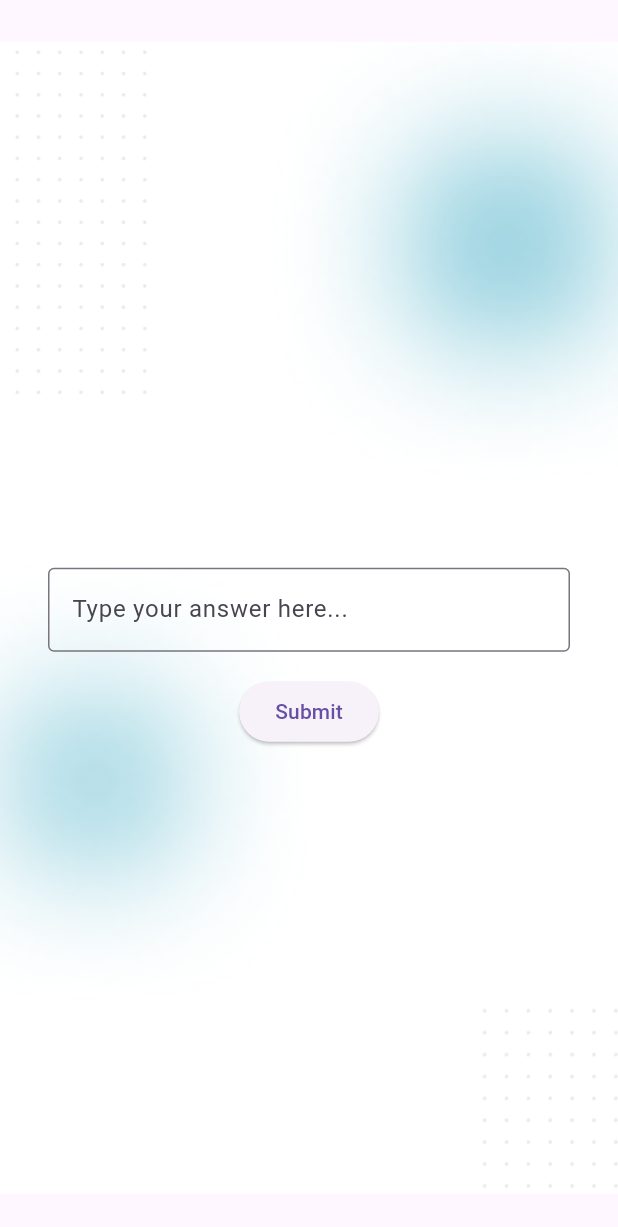
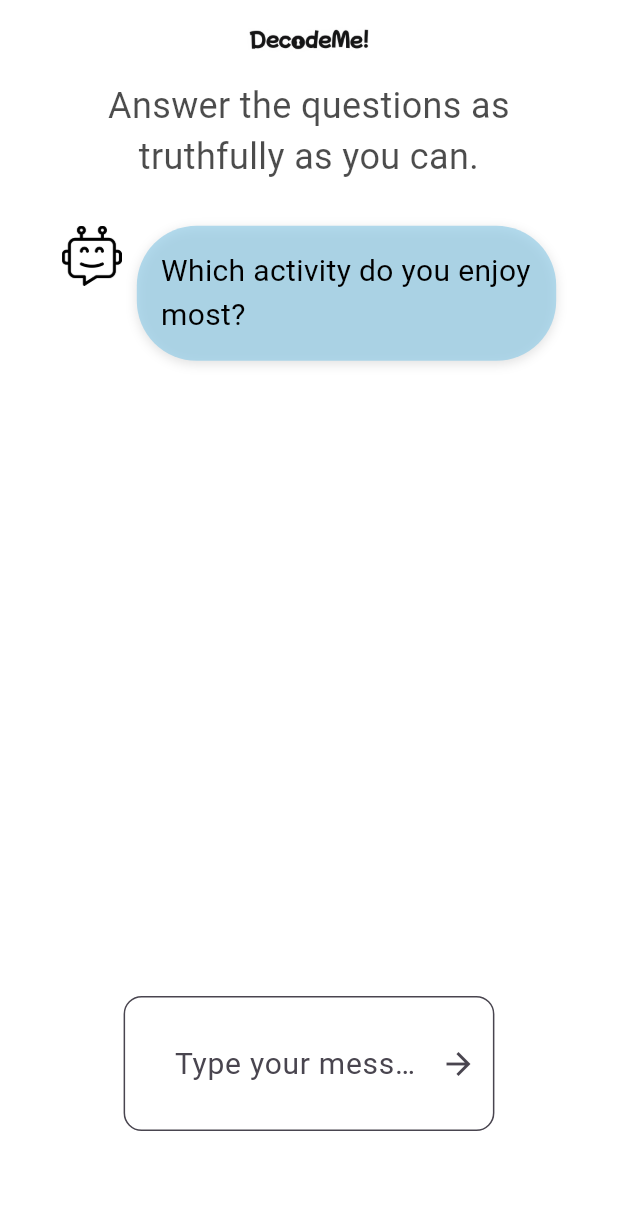
Before and after one commit to jayn95/DecodeMe_NLP_Project, a Flutter app: the screen it shows after launch, after a tap on "Get Started", on a phone screen of 412 x 824 dp. Shown: the top 1227 px of the screen. Run offline on Flutter 3.47's test engine with Material 3 defaults, Android fonts, the phone set to English and light mode, and no system bars.

Commit message:
commit chatbot frontend

```diff
--- a/decodeme_nlp/lib/game.dart
+++ b/decodeme_nlp/lib/game.dart
@@ -1,5 +1,5 @@
 import 'package:flutter/material.dart';
-import 'result_screen.dart'; // Import the new result screen
+import 'result_screen.dart'; // Add this import
 
 class GameScreen extends StatefulWidget {
   const GameScreen({super.key});
@@ -15,6 +15,7 @@ class _GameScreenState extends State<GameScreen> {
     "Describe your ideal project.",
   ];
 
+  final List<Map<String, String>> _messages = [];
   final List<String> _answers = [];
   int _currentQuestion = 0;
   final TextEditingController _controller = TextEditingController();
@@ -38,23 +39,51 @@ class _GameScreenState extends State<GameScreen> {
     "scholar": "Guru",
   };
 
+  @override
+  void initState() {
+    super.initState();
+    _addBotMessage(_questions[_currentQuestion]);
+  }
+
+  Future<void> _addBotMessage(String message) async {
+    setState(() {
+      _messages.add({'type': 'bot', 'text': ''}); // placeholder
+    });
+
+    for (int i = 0; i <= message.length; i++) {
+      await Future.delayed(const Duration(milliseconds: 25)); // typing speed
+      setState(() {
+        _messages[_messages.length - 1]['text'] = message.substring(0, i);
+      });
+    }
+  }
+
+  void _addUserMessage(String message) {
+    _messages.add({'type': 'user', 'text': message});
+  }
+
   void _submitAnswer() {
     final answer = _controller.text.trim();
     if (answer.isEmpty) return;
+
     setState(() {
+      _addUserMessage(answer);
       _answers.add(answer);
       _controller.clear();
+    });
+
+    Future.delayed(const Duration(milliseconds: 300), () async {
       if (_currentQuestion < _questions.length - 1) {
         _currentQuestion++;
+        await _addBotMessage(_questions[_currentQuestion]);
       } else {
-        // Calculate archetype and navigate to ResultScreen
-        final archetypeResult = _calculateArchetype();
+        final archetype = _calculateArchetype();
         Navigator.pushReplacement(
           context,
           MaterialPageRoute(
             builder:
                 (context) => ResultScreen(
-                  archetypeResult: archetypeResult,
+                  archetypeResult: archetype,
                   questions: _questions,
                   answers: _answers,
                   onRestart: () {
@@ -104,52 +133,138 @@ class _GameScreenState extends State<GameScreen> {
     super.dispose();
   }
 
+  Widget _buildMessage(Map<String, String> message) {
+    final isBot = message['type'] == 'bot';
+    final screenWidth = MediaQuery.of(context).size.width;
+
+    return Padding(
+      padding: const EdgeInsets.symmetric(vertical: 8),
+      child: Row(
+        mainAxisAlignment:
+            isBot ? MainAxisAlignment.start : MainAxisAlignment.end,
+        crossAxisAlignment: CrossAxisAlignment.start,
+        children: [
+          if (isBot)
+            Padding(
+              padding: const EdgeInsets.only(right: 10.0),
+              child: Image.asset("assets/bgs/bot.png", width: 40, height: 40),
+            ),
+          Flexible(
+            child: Container(
+              constraints: BoxConstraints(
+                maxWidth:
+                    screenWidth * 0.7, // responsive width for smaller devices
+              ),
+              padding: const EdgeInsets.all(16),
+              decoration: BoxDecoration(
+                color: const Color(0xA88ECAE6),
+                borderRadius: BorderRadius.circular(40),
+                boxShadow: const [
+                  BoxShadow(
+                    color: Colors.black12,
+                    blurRadius: 6,
+                    offset: Offset(0, 2),
+                  ),
+                ],
+              ),
+              child: Text(
+                message['text']!,
+                style: const TextStyle(
+                  color: Colors.black,
+                  fontSize: 20, // RETAIN your original font size
+                ),
+                softWrap: true,
+              ),
+            ),
+          ),
+          if (!isBot)
+            Padding(
+              padding: const EdgeInsets.only(left: 10.0),
+              child: Image.asset("assets/bgs/user.png", width: 40, height: 40),
+            ),
+        ],
+      ),
+    );
+  }
+
   @override
   Widget build(BuildContext context) {
     return Scaffold(
       body: Container(
-        decoration: BoxDecoration(
+        decoration: const BoxDecoration(
           image: DecorationImage(
-            image: AssetImage(
-              "assets/bgs/background.png",
-            ), // Ensure the image is added to your assets
-            fit: BoxFit.fitWidth,
+            image: AssetImage("assets/bgs/chatbg.png"),
+            fit: BoxFit.cover,
           ),
         ),
         child: SafeArea(
-          child: Center(
-            child: Padding(
-              padding: const EdgeInsets.all(32.0),
-              child: Column(
-                mainAxisAlignment: MainAxisAlignment.center,
-                children: [
-                  Text(
-                    _questions[_currentQuestion],
-                    style: const TextStyle(
-                      fontSize: 20,
-                      fontWeight: FontWeight.bold,
-                      color:
-                          Colors
-                              .white, // Adjust for visibility on the background
+          child: Padding(
+            padding: EdgeInsets.symmetric(
+              horizontal: MediaQuery.of(context).size.width * 0.1,
+            ),
+            child: Column(
+              children: [
+                const SizedBox(height: 18),
+                Image.asset(
+                  'assets/bgs/logo.png',
+                  width: MediaQuery.of(context).size.width * 0.2,
+                ),
+                const SizedBox(height: 8),
+                const SizedBox(height: 6),
+                Padding(
+                  padding: EdgeInsets.symmetric(
+                    horizontal: 8.0,
+                    vertical: 5.0,
+                  ), // Added bottom padding
+                  child: Text(
+                    "Answer the questions as truthfully as you can.",
+                    style: TextStyle(
+                      color: Color.fromARGB(179, 0, 0, 0),
+                      fontSize: 24,
                     ),
                     textAlign: TextAlign.center,
                   ),
-                  const SizedBox(height: 24),
-                  TextField(
+                ),
+                const SizedBox(height: 16),
+                Expanded(
+                  child: ListView.builder(
+                    itemCount: _messages.length,
+                    itemBuilder: (context, index) {
+                      return _buildMessage(_messages[index]);
+                    },
+                  ),
+                ),
+                Padding(
+                  padding: EdgeInsets.only(
+                    left: MediaQuery.of(context).size.width * 0.1,
+                    right: MediaQuery.of(context).size.width * 0.1,
+                    bottom: 70,
+                  ),
+                  child: TextField(
                     controller: _controller,
-                    decoration: const InputDecoration(
-                      border: OutlineInputBorder(),
-                      hintText: 'Type your answer here...',
+                    onSubmitted: (_) => _submitAnswer(),
+                    textAlign: TextAlign.justify,
+                    maxLines: 1,
+                    decoration: InputDecoration(
+                      hintText: 'Type your message...',
+                      hintStyle: const TextStyle(fontSize: 20),
+                      contentPadding: const EdgeInsets.symmetric(
+                        vertical: 30,
+                        horizontal: 30,
+                      ),
+                      border: OutlineInputBorder(
+                        borderRadius: BorderRadius.circular(12),
+                      ),
+                      fillColor: Colors.white,
+                      filled: true,
+                      suffixIcon: IconButton(
+                        icon: const Icon(Icons.arrow_forward),
+                        onPressed: _submitAnswer,
+                      ),
                     ),
-                    onSubmitted: (_) => _submitAnswer(),
                   ),
-                  const SizedBox(height: 16),
-                  ElevatedButton(
-                    onPressed: _submitAnswer,
-                    child: const Text("Submit"),
-                  ),
-                ],
-              ),
+                ),
+              ],
             ),
           ),
         ),
--- a/decodeme_nlp/pubspec.yaml
+++ b/decodeme_nlp/pubspec.yaml
@@ -53,6 +53,10 @@ dev_dependencies:
 flutter:
   assets:
     - assets/bgs/background.png
+    - assets/bgs/chatbg.png
+    - assets/bgs/logo.png
+    - assets/bgs/user.png
+    - assets/bgs/bot.png
 
   # The following line ensures that the Material Icons font is
   # included with your application, so that you can use the icons in
```
Also changed, not shown: decodeme_nlp/assets/bgs/bot.png (added), decodeme_nlp/assets/bgs/chatbg.png (added), decodeme_nlp/assets/bgs/logo.png (added), decodeme_nlp/assets/bgs/user.png (added).
